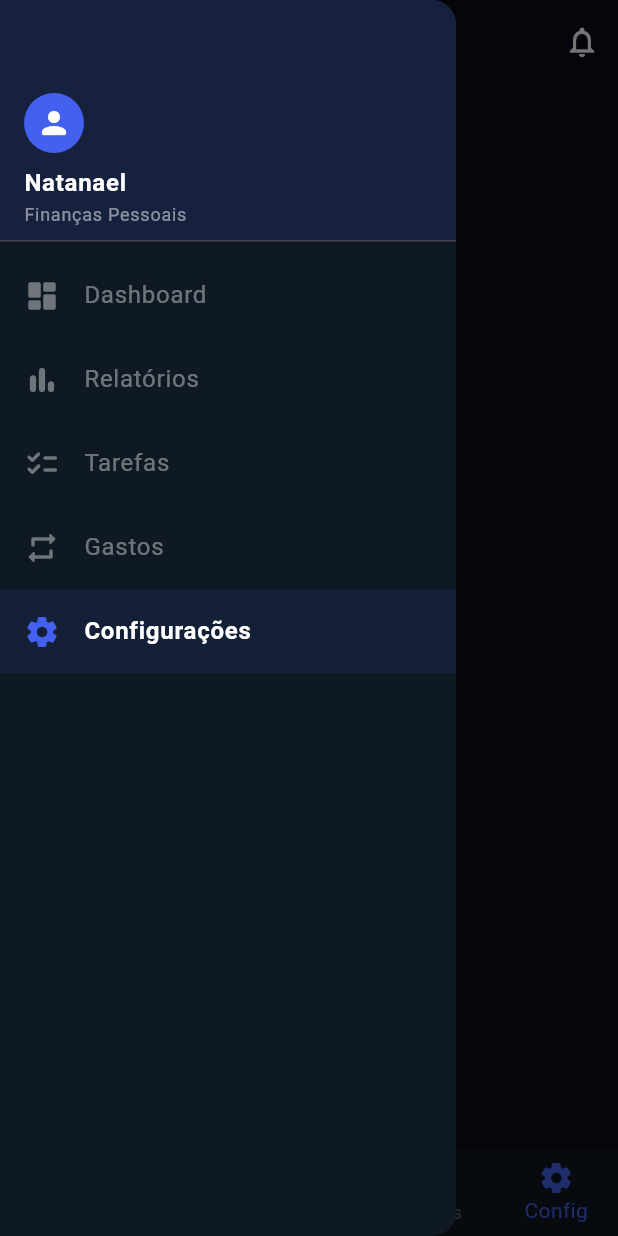
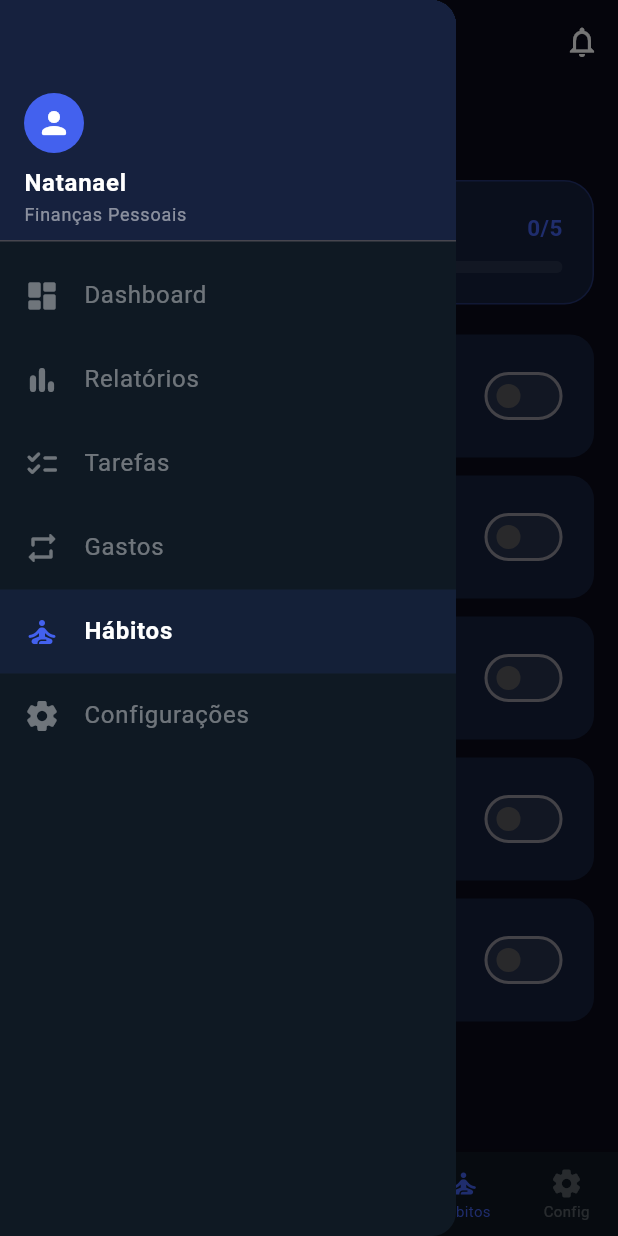
Before and after one commit to NatanaelBeloqui/projetinho_cabuloso, a Flutter app: the screen it shows after launch, item 5 of the bottom bar chosen, with the side drawer open, on a phone screen of 412 x 824 dp. Run offline on Flutter 3.47's test engine with Material 3 defaults, Android fonts, the phone set to English and light mode, and no system bars.

```diff
--- a/frontend/lib/models/gasto_recorrente.dart
+++ b/frontend/lib/models/gasto_recorrente.dart
@@ -1,3 +1,4 @@
+// gasto_recorrente.dart
 import 'package:flutter/material.dart';
 
 enum FrequenciaGasto { mensal, anual, semanal }
--- /dev/null
+++ b/frontend/lib/models/habito.dart
@@ -0,0 +1,56 @@
+// habito.dart
+import 'package:flutter/material.dart';
+
+class Habito {
+  final String nome;
+  final String descricao;
+  final IconData icone;
+  final Color cor;
+  bool concluido;
+
+  Habito({
+    required this.nome,
+    required this.descricao,
+    required this.icone,
+    required this.cor,
+    this.concluido = false,
+  });
+}
+
+final List<Habito> habitosIniciais = [
+  Habito(
+    nome: 'Registrar gastos do dia',
+    descricao:
+        'Anote todos os gastos realizados hoje, por menores que sejam. Pequenos gastos acumulam e impactam o orçamento.',
+    icone: Icons.edit_note_rounded,
+    cor: const Color(0xFF4361EE),
+  ),
+  Habito(
+    nome: 'Revisar orçamento',
+    descricao:
+        'Confira se os gastos do mês estão dentro do planejado. Ajuste categorias se necessário.',
+    icone: Icons.account_balance_wallet_rounded,
+    cor: const Color(0xFF06D6A0),
+  ),
+  Habito(
+    nome: 'Verificar metas',
+    descricao:
+        'Acompanhe o progresso das suas metas financeiras. Celebre avanços e replneje o que estiver atrasado.',
+    icone: Icons.flag_rounded,
+    cor: const Color(0xFFFFD166),
+  ),
+  Habito(
+    nome: 'Evitar compras por impulso',
+    descricao:
+        'Antes de comprar algo não planejado, espere 24 horas. Se ainda quiser depois, avalie se cabe no orçamento.',
+    icone: Icons.block_rounded,
+    cor: const Color(0xFFEF476F),
+  ),
+  Habito(
+    nome: 'Guardar 10% do salário',
+    descricao:
+        'Separe pelo menos 10% da sua renda assim que receber. Pague a si mesmo primeiro antes de qualquer gasto.',
+    icone: Icons.savings_rounded,
+    cor: const Color(0xFF9B5DE5),
+  ),
+];
--- a/frontend/lib/screens/dashboard_screen.dart
+++ b/frontend/lib/screens/dashboard_screen.dart
@@ -1,8 +1,10 @@
+// dashboard_screen.dart
 import 'package:flutter/material.dart';
 import '../widgets/responsive_card_grid.dart';
 import '../widgets/mini_bar_chart.dart';
 import 'todo_screen.dart';
 import 'gastos/lista_gastos_screen.dart';
+import 'habitos/home_habitos_screen.dart';
 
 class DashboardScreen extends StatefulWidget {
   const DashboardScreen({super.key});
@@ -25,6 +27,8 @@ class _DashboardScreenState extends State<DashboardScreen> {
       case 3:
         return const ListaGastosScreen();
       case 4:
+        return const HomeHabitosScreen();
+      case 5:
         return _buildPlaceholder('Configurações', Icons.settings_rounded);
       default:
         return _buildDashboard();
@@ -181,7 +185,6 @@ class _DashboardScreenState extends State<DashboardScreen> {
   Widget build(BuildContext context) {
     final screenWidth = MediaQuery.of(context).size.width;
     final isDesktop = screenWidth >= 900;
-    final isTablet = screenWidth >= 600;
 
     return Scaffold(
       backgroundColor: const Color(0xFF0A0A1A),
@@ -214,11 +217,8 @@ class _DashboardScreenState extends State<DashboardScreen> {
               ],
             )
           : _buildBody(),
-      bottomNavigationBar: isDesktop
-          ? null
-          : isTablet
-              ? null
-              : _buildBottomNav(),
+      bottomNavigationBar:
+          isDesktop ? null : _buildBottomNav(),
     );
   }
 
@@ -252,7 +252,8 @@ class _DashboardScreenState extends State<DashboardScreen> {
           _buildDrawerItem(1, Icons.bar_chart_rounded, 'Relatórios'),
           _buildDrawerItem(2, Icons.checklist_rounded, 'Tarefas'),
           _buildDrawerItem(3, Icons.repeat_rounded, 'Gastos'),
-          _buildDrawerItem(4, Icons.settings_rounded, 'Configurações'),
+          _buildDrawerItem(4, Icons.self_improvement_rounded, 'Hábitos'),
+          _buildDrawerItem(5, Icons.settings_rounded, 'Configurações'),
         ],
       ),
     );
@@ -262,11 +263,14 @@ class _DashboardScreenState extends State<DashboardScreen> {
     final selected = _selectedIndex == index;
     return ListTile(
       leading: Icon(icon,
-          color: selected ? const Color(0xFF4361EE) : Colors.white.withOpacity(0.4)),
+          color: selected
+              ? const Color(0xFF4361EE)
+              : Colors.white.withOpacity(0.4)),
       title: Text(label,
           style: TextStyle(
               color: selected ? Colors.white : Colors.white.withOpacity(0.4),
-              fontWeight: selected ? FontWeight.w600 : FontWeight.normal)),
+              fontWeight:
+                  selected ? FontWeight.w600 : FontWeight.normal)),
       selected: selected,
       selectedTileColor: const Color(0xFF4361EE).withOpacity(0.1),
       onTap: () {
@@ -284,7 +288,8 @@ class _DashboardScreenState extends State<DashboardScreen> {
           setState(() => _selectedIndex = index),
       labelType: NavigationRailLabelType.all,
       selectedIconTheme: const IconThemeData(color: Color(0xFF4361EE)),
-      selectedLabelTextStyle: const TextStyle(color: Color(0xFF4361EE)),
+      selectedLabelTextStyle:
+          const TextStyle(color: Color(0xFF4361EE)),
       unselectedIconTheme:
           IconThemeData(color: Colors.white.withOpacity(0.3)),
       unselectedLabelTextStyle:
@@ -299,6 +304,9 @@ class _DashboardScreenState extends State<DashboardScreen> {
         NavigationRailDestination(
             icon: Icon(Icons.repeat_rounded), label: Text('Gastos')),
         NavigationRailDestination(
+            icon: Icon(Icons.self_improvement_rounded),
+            label: Text('Hábitos')),
+        NavigationRailDestination(
             icon: Icon(Icons.settings_rounded), label: Text('Config')),
       ],
     );
@@ -312,6 +320,9 @@ class _DashboardScreenState extends State<DashboardScreen> {
       selectedItemColor: const Color(0xFF4361EE),
       unselectedItemColor: Colors.white.withOpacity(0.3),
       type: BottomNavigationBarType.fixed,
+      selectedFontSize: 10,
+      unselectedFontSize: 10,
+      iconSize: 22,
       items: const [
         BottomNavigationBarItem(
             icon: Icon(Icons.dashboard_rounded), label: 'Dashboard'),
@@ -322,6 +333,8 @@ class _DashboardScreenState extends State<DashboardScreen> {
         BottomNavigationBarItem(
             icon: Icon(Icons.repeat_rounded), label: 'Gastos'),
         BottomNavigationBarItem(
+            icon: Icon(Icons.self_improvement_rounded), label: 'Hábitos'),
+        BottomNavigationBarItem(
             icon: Icon(Icons.settings_rounded), label: 'Config'),
       ],
     );
--- a/frontend/lib/screens/gastos/cadastro_gasto_screen.dart
+++ b/frontend/lib/screens/gastos/cadastro_gasto_screen.dart
@@ -1,3 +1,4 @@
+// cadastro_gasto_screen.dart
 import 'package:flutter/material.dart';
 import '../../models/gasto_recorrente.dart';
 
--- a/frontend/lib/screens/gastos/detalhe_gasto_screen.dart
+++ b/frontend/lib/screens/gastos/detalhe_gasto_screen.dart
@@ -1,3 +1,4 @@
+// detalhe_gasto_screen.dart
 import 'package:flutter/material.dart';
 import '../../models/gasto_recorrente.dart';
 
--- a/frontend/lib/screens/gastos/lista_gastos_screen.dart
+++ b/frontend/lib/screens/gastos/lista_gastos_screen.dart
@@ -1,3 +1,4 @@
+// lista_gastos_screen.dart
 import 'package:flutter/material.dart';
 import '../../models/gasto_recorrente.dart';
 import 'cadastro_gasto_screen.dart';
--- /dev/null
+++ b/frontend/lib/screens/habitos/home_habitos_screen.dart
@@ -0,0 +1,262 @@
+// home_habitos_screen.dart
+import 'package:flutter/material.dart';
+import '../../models/habito.dart';
+import 'detalhe_habito_screen.dart';
+
+class HomeHabitosScreen extends StatefulWidget {
+  const HomeHabitosScreen({super.key});
+
+  @override
+  State<HomeHabitosScreen> createState() => _HomeHabitosScreenState();
+}
+
+class _HomeHabitosScreenState extends State<HomeHabitosScreen> {
+  List<Habito> _habitos = [];
+  bool _carregando = true;
+
+  @override
+  void initState() {
+    super.initState();
+    _carregarHabitos();
+  }
+
+  Future<void> _carregarHabitos() async {
+    // Simulando carregamento assíncrono com Future.delayed
+    await Future.delayed(const Duration(milliseconds: 1200));
+    setState(() {
+      _habitos = List.from(habitosIniciais);
+      _carregando = false;
+    });
+  }
+
+  int get _concluidos => _habitos.where((h) => h.concluido).length;
+  double get _progresso =>
+      _habitos.isEmpty ? 0 : _concluidos / _habitos.length;
+
+  Future<void> _abrirDetalhes(int index) async {
+    final atualizado = await Navigator.push<Habito>(
+      context,
+      MaterialPageRoute(
+        builder: (context) => DetalheHabitoScreen(habito: _habitos[index]),
+      ),
+    );
+    if (atualizado != null) {
+      setState(() => _habitos[index] = atualizado);
+    }
+  }
+
+  void _toggleHabito(int index, bool valor) {
+    setState(() => _habitos[index].concluido = valor);
+  }
+
+  @override
+  Widget build(BuildContext context) {
+    return Scaffold(
+      backgroundColor: const Color(0xFF0A0A1A),
+      appBar: AppBar(
+        backgroundColor: const Color(0xFF0A0A1A),
+        elevation: 0,
+        title: const Text(
+          'Hábitos Financeiros',
+          style: TextStyle(
+            color: Colors.white,
+            fontWeight: FontWeight.bold,
+            fontSize: 20,
+          ),
+        ),
+      ),
+      body: _carregando ? _buildLoading() : _buildConteudo(),
+    );
+  }
+
+  Widget _buildLoading() {
+    return Center(
+      child: Column(
+        mainAxisAlignment: MainAxisAlignment.center,
+        children: [
+          SizedBox(
+            width: 40,
+            height: 40,
+            child: CircularProgressIndicator(
+              color: const Color(0xFF4361EE),
+              strokeWidth: 3,
+              backgroundColor: Colors.white.withOpacity(0.1),
+            ),
+          ),
+          const SizedBox(height: 16),
+          Text(
+            'Carregando hábitos...',
+            style: TextStyle(
+              color: Colors.white.withOpacity(0.4),
+              fontSize: 14,
+            ),
+          ),
+        ],
+      ),
+    );
+  }
+
+  Widget _buildConteudo() {
+    return ListView(
+      padding: const EdgeInsets.fromLTRB(16, 8, 16, 80),
+      children: [
+        _buildProgressCard(),
+        const SizedBox(height: 20),
+        ..._habitos.asMap().entries.map(
+              (entry) => _HabitoTile(
+                habito: entry.value,
+                onTap: () => _abrirDetalhes(entry.key),
+                onToggle: (val) => _toggleHabito(entry.key, val),
+              ),
+            ),
+      ],
+    );
+  }
+
+  Widget _buildProgressCard() {
+    return Container(
+      padding: const EdgeInsets.all(20),
+      decoration: BoxDecoration(
+        color: const Color(0xFF16213E),
+        borderRadius: BorderRadius.circular(20),
+        border: Border.all(
+          color: const Color(0xFF4361EE).withOpacity(0.3),
+        ),
+      ),
+      child: Column(
+        crossAxisAlignment: CrossAxisAlignment.start,
+        children: [
+          Row(
+            mainAxisAlignment: MainAxisAlignment.spaceBetween,
+            children: [
+              const Text(
+                'Progresso de hoje',
+                style: TextStyle(
+                  color: Colors.white,
+                  fontWeight: FontWeight.bold,
+                  fontSize: 15,
+                ),
+              ),
+              Text(
+                '$_concluidos/${_habitos.length}',
+                style: const TextStyle(
+                  color: Color(0xFF4361EE),
+                  fontWeight: FontWeight.bold,
+                  fontSize: 15,
+                ),
+              ),
+            ],
+          ),
+          const SizedBox(height: 12),
+          ClipRRect(
+            borderRadius: BorderRadius.circular(8),
+            child: LinearProgressIndicator(
+              value: _progresso,
+              minHeight: 8,
+              backgroundColor: Colors.white.withOpacity(0.08),
+              valueColor: AlwaysStoppedAnimation<Color>(
+                _progresso == 1.0
+                    ? const Color(0xFF06D6A0)
+                    : const Color(0xFF4361EE),
+              ),
+            ),
+          ),
+          if (_progresso == 1.0) ...[
+            const SizedBox(height: 12),
+            Row(
+              children: [
+                const Icon(Icons.check_circle_rounded,
+                    color: Color(0xFF06D6A0), size: 16),
+                const SizedBox(width: 6),
+                Text(
+                  'Todos os hábitos concluídos! 🎉',
+                  style: TextStyle(
+                    color: const Color(0xFF06D6A0).withOpacity(0.9),
+                    fontSize: 13,
+                  ),
+                ),
+              ],
+            ),
+          ],
+        ],
+      ),
+    );
+  }
+}
+
+class _HabitoTile extends StatelessWidget {
+  final Habito habito;
+  final VoidCallback onTap;
+  final ValueChanged<bool> onToggle;
+
+  const _HabitoTile({
+    required this.habito,
+    required this.onTap,
+    required this.onToggle,
+  });
+
+  @override
+  Widget build(BuildContext context) {
+    return GestureDetector(
+      onTap: onTap,
+      child: AnimatedContainer(
+        duration: const Duration(milliseconds: 300),
+        margin: const EdgeInsets.only(bottom: 12),
+        padding: const EdgeInsets.all(16),
+        decoration: BoxDecoration(
+          color: habito.concluido
+              ? habito.cor.withOpacity(0.08)
+              : const Color(0xFF16213E),
+          borderRadius: BorderRadius.circular(16),
+          border: Border.all(
+            color: habito.concluido
+                ? habito.cor.withOpacity(0.4)
+                : Colors.transparent,
+          ),
+        ),
+        child: Row(
+          children: [
+            Container(
+              width: 44,
+              height: 44,
+              decoration: BoxDecoration(
+                color: habito.cor.withOpacity(habito.concluido ? 0.25 : 0.12),
+                borderRadius: BorderRadius.circular(12),
+              ),
+              child: Icon(
+                habito.icone,
+                color: habito.cor.withOpacity(habito.concluido ? 1.0 : 0.7),
+                size: 22,
+              ),
+            ),
+            const SizedBox(width: 14),
+            Expanded(
+              child: Text(
+                habito.nome,
+                style: TextStyle(
+                  color: habito.concluido
+                      ? Colors.white.withOpacity(0.4)
+                      : Colors.white,
+                  fontSize: 14,
+                  fontWeight: FontWeight.w500,
+                  decoration: habito.concluido
+                      ? TextDecoration.lineThrough
+                      : TextDecoration.none,
+                  decorationColor: Colors.white.withOpacity(0.4),
+                ),
+              ),
+            ),
+            const SizedBox(width: 8),
+            Switch(
+              value: habito.concluido,
+              onChanged: onToggle,
+              activeColor: habito.cor,
+              inactiveThumbColor: Colors.white.withOpacity(0.3),
+              inactiveTrackColor: Colors.white.withOpacity(0.08),
+            ),
+          ],
+        ),
+      ),
+    );
+  }
+}
```
Also changed, not shown: frontend/lib/screens/habitos/detalhe_habito_screen.dart (added, +235 -0 lines), frontend/lib/screens/todo_screen.dart (+11 -5 lines), 3 other files.
